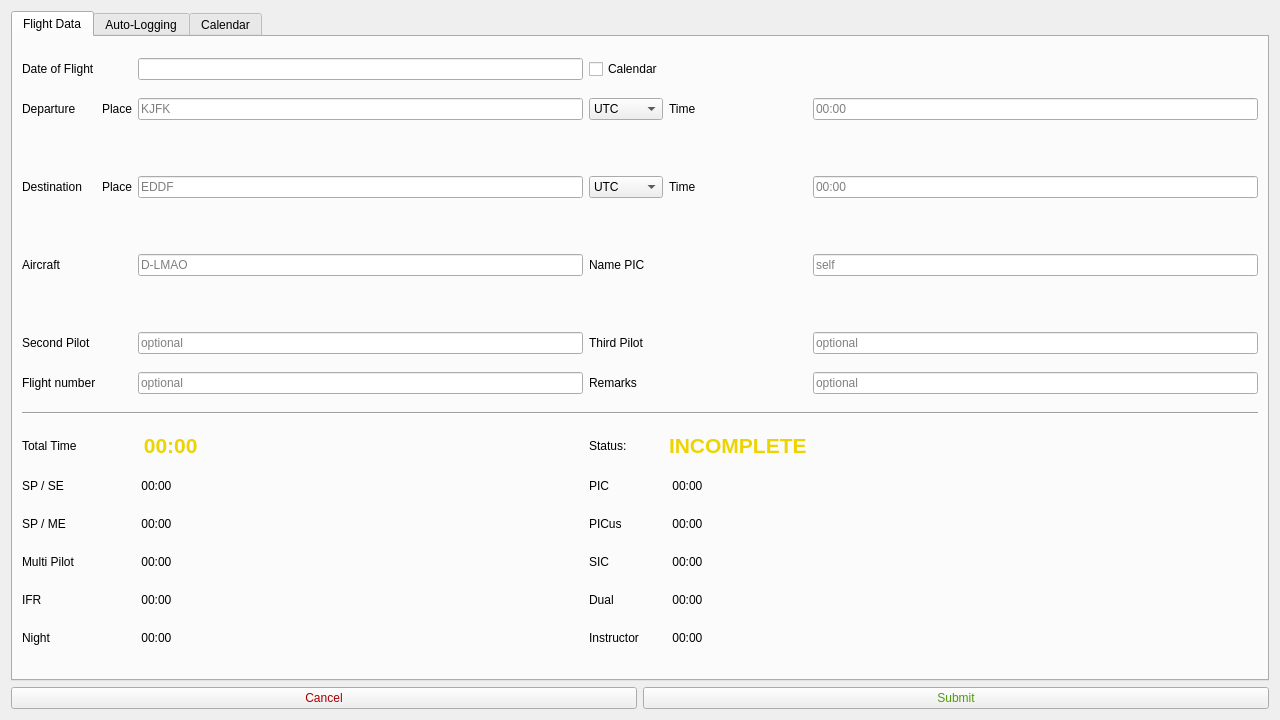
This is src/gui/dialogues/newflight.ui in fiffty-50/openPilotLog as Qt 5 draws it before an edit. The edited form follows.
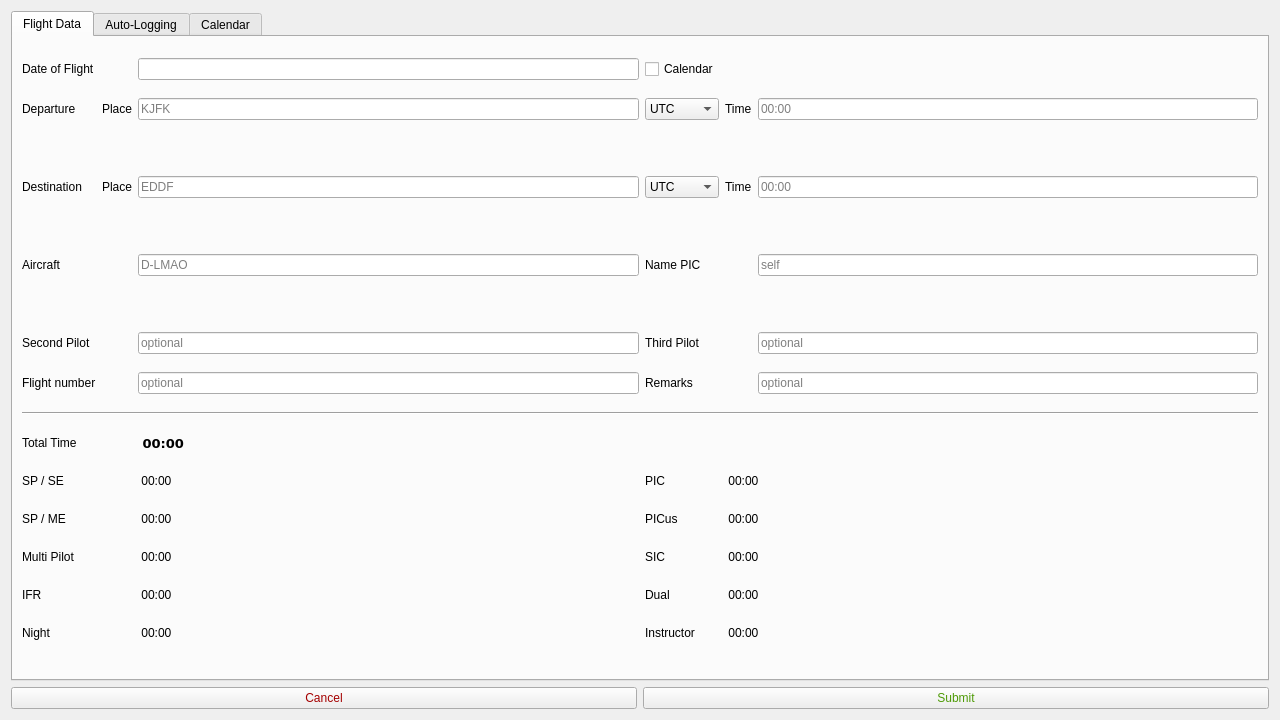
This is the edited form.

Patch:
```diff
--- a/src/gui/dialogues/newflight.ui
+++ b/src/gui/dialogues/newflight.ui
@@ -790,7 +790,8 @@
          </property>
          <property name="font">
           <font>
-           <pointsize>16</pointsize>
+           <family>DejaVu Sans</family>
+           <pointsize>10</pointsize>
            <weight>75</weight>
            <bold>true</bold>
           </font>
@@ -799,7 +800,7 @@
           <string>&lt;html&gt;&lt;head/&gt;&lt;body&gt;&lt;p&gt;Once all the required items are filled out, the total time of flight will be displayed here.&lt;/p&gt;&lt;/body&gt;&lt;/html&gt;</string>
          </property>
          <property name="styleSheet">
-          <string notr="true">color: rgb(237, 212, 0);</string>
+          <string notr="true"/>
          </property>
          <property name="frameShape">
           <enum>QFrame::NoFrame</enum>
@@ -840,30 +841,6 @@
          </property>
         </widget>
        </item>
-       <item row="10" column="3">
-        <widget class="QLabel" name="submissionReadyTextLabel">
-         <property name="text">
-          <string>Status:</string>
-         </property>
-        </widget>
-       </item>
-       <item row="10" column="4">
-        <widget class="QLabel" name="submissonReadyLabel">
-         <property name="font">
-          <font>
-           <pointsize>16</pointsize>
-           <weight>75</weight>
-           <bold>true</bold>
-          </font>
-         </property>
-         <property name="styleSheet">
-          <string notr="true">color: rgb(237, 212, 0);</string>
-         </property>
-         <property name="text">
-          <string>INCOMPLETE</string>
-         </property>
-        </widget>
-       </item>
       </layout>
       <zorder>placeLabel2</zorder>
       <zorder>deptLocLineEdit</zorder>
```
Left out of the diff: 2 changed lines with no effect on the pictures.
